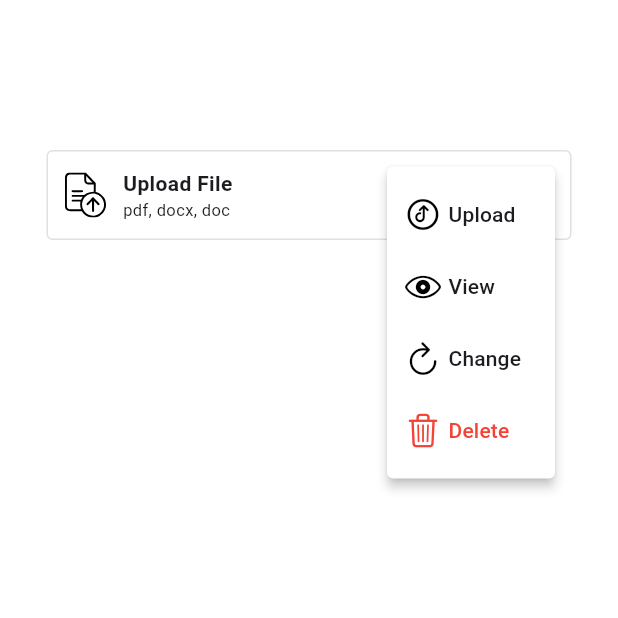
After one commit to ZakariaAlkaldi/flutter_logic, a Flutter app: the UploadFile screen opened directly, after a tap on the "more vert" icon, on a phone screen of 412 x 824 dp, the top half of it. The commit adds this screen. Run offline on Flutter 3.47's test engine with Material 3 defaults, Android fonts, the phone set to English and light mode, and no system bars; our stand-ins replace file_picker, flutter_svg, image_picker, open_file, video_player.

Commit message:
Finish the uplaod file with its methods (uplaod - view - change - delete

```diff
--- a/lib/root.dart
+++ b/lib/root.dart
@@ -3,9 +3,10 @@ import 'package:flutter_logic/screens/multi_image_select.dart';
 import 'package:flutter_logic/screens/multi_selection.dart';
 import 'package:flutter_logic/screens/single_selection.dart';
 import 'package:flutter_logic/screens/toggle_selection.dart';
+import 'package:flutter_logic/screens/upload_file.dart';
 import 'package:flutter_logic/screens/upload_image.dart';
-import 'package:flutter_logic/upload_multi_imgs.dart';
-import 'package:flutter_logic/upload_video.dart';
+import 'package:flutter_logic/screens/upload_multi_imgs.dart';
+import 'package:flutter_logic/screens/upload_video.dart';
 
 class Root extends StatefulWidget {
   const Root({super.key});
@@ -24,6 +25,7 @@ class _RootState extends State<Root> {
     UploadImage(),
     UploadMultiImgs(),
     UploadVideo(),
+    UploadFile(),
   ];
   int selectedIndex = 0;
 
--- /dev/null
+++ b/lib/screens/upload_file.dart
@@ -0,0 +1,150 @@
+import 'package:file_picker/file_picker.dart';
+import 'package:flutter/cupertino.dart';
+import 'package:flutter/material.dart';
+import 'package:flutter_svg/svg.dart';
+import 'package:open_file/open_file.dart';
+
+class UploadFile extends StatefulWidget {
+  const UploadFile({super.key});
+
+  @override
+  State<UploadFile> createState() => _UploadFileState();
+}
+
+class _UploadFileState extends State<UploadFile> {
+  String? _fileName;
+  String? _filePath;
+
+  Future<void> _pickFile() async {
+    final file = await FilePicker.pickFiles(
+      type: FileType.custom,
+      allowedExtensions: ['pdf', 'docx', 'doc'],
+    );
+
+    if (file != null && file.files.single.name.isNotEmpty) {
+      setState(() {
+        _fileName = file.files.single.name;
+        _filePath = file.files.single.path;
+      });
+    }
+  }
+
+  String _isLong(String text) {
+    if (text.length <= 20) {
+      return text;
+    } else {
+      return "${text.substring(0, 20)}...";
+    }
+  }
+
+  void _openFile(String? path) {
+    OpenFile.open(path);
+  }
+
+  @override
+  Widget build(BuildContext context) {
+    return Scaffold(
+      backgroundColor: Colors.white,
+      body: Center(
+        child: Column(
+          children: [
+            SizedBox(height: 100),
+            Container(
+              height: 60,
+              width: 350,
+              decoration: BoxDecoration(
+                borderRadius: BorderRadius.circular(4),
+                border: Border.all(color: Colors.black12),
+              ),
+              child: Padding(
+                padding: const EdgeInsets.all(10),
+                child: Row(
+                  children: [
+                    SvgPicture.asset(width: 30, "assets/Svgs/file.svg"),
+                    SizedBox(width: 10),
+                    Column(
+                      mainAxisAlignment: MainAxisAlignment.center,
+                      crossAxisAlignment: CrossAxisAlignment.start,
+                      children: [
+                        Text(
+                          _fileName == null
+                              ? "Upload File"
+                              : _isLong("$_fileName"),
+                          style: TextStyle(fontWeight: FontWeight.bold),
+                        ),
+                        Text('pdf, docx, doc ', style: TextStyle(fontSize: 11)),
+                      ],
+                    ),
+                    Spacer(),
+                    PopupMenuButton(
+                      color: Colors.white,
+                      itemBuilder: (context) {
+                        return [
+                          PopupMenuItem(
+                            onTap: _pickFile,
+                            child: Row(
+                              children: [
+                                Icon(
+                                  CupertinoIcons.upload_circle,
+                                  color: Colors.black,
+                                ),
+                                SizedBox(width: 5),
+                                Text("Upload"),
+                              ],
+                            ),
+                          ),
+                          PopupMenuItem(
+                            onTap: () => _openFile(_filePath),
+                            child: Row(
+                              children: [
+                                Icon(CupertinoIcons.eye, color: Colors.black),
+                                SizedBox(width: 5),
+                                Text('View'),
+                              ],
+                            ),
+                          ),
+                          PopupMenuItem(
+                            onTap: _pickFile,
+                            child: Row(
+                              children: [
+                                Icon(
+                                  CupertinoIcons.refresh,
+                                  color: Colors.black,
+                                ),
+                                SizedBox(width: 5),
+                                Text('Change'),
+                              ],
+                            ),
+                          ),
+                          PopupMenuItem(
+                            onTap: () {
+                              setState(() {
+                                _fileName = null;
+                                _filePath = null;
+                              });
+                            },
+                            child: Row(
+                              children: [
+                                Icon(CupertinoIcons.delete, color: Colors.red),
+                                SizedBox(width: 5),
+                                Text(
+                                  'Delete',
+                                  style: TextStyle(color: Colors.red),
+                                ),
+                              ],
+                            ),
+                          ),
+                        ];
+                      },
+                    ),
+
+                  ],
+                ),
+              ),
+            ),
+          ],
+        ),
+      ),
+    );
+  }
+}
--- a/lib/upload_video.dart
+++ b/lib/screens/upload_video.dart
@@ -40,7 +40,9 @@ class _UploadVideoState extends State<UploadVideo> {
 
   @override
   void dispose() {
-    _controller!.dispose();
+    if (_controller != null) {
+      _controller!.dispose();
+    }
     super.dispose();
   }
 
--- a/pubspec.yaml
+++ b/pubspec.yaml
@@ -36,6 +36,9 @@ dependencies:
   cupertino_icons: ^1.0.8
   image_picker: ^1.2.3
   video_player: ^2.11.1
+  flutter_svg: ^2.3.0
+  file_picker: ^11.0.2
+  open_file: ^4.0.0
 
 dev_dependencies:
   flutter_test:
@@ -60,6 +63,7 @@ flutter:
 
   assets:
     - assets/animals/
+    - assets/Svgs/
 
   # An image asset can refer to one or more resolution-specific "variants", see
   # https://flutter.dev/to/resolution-aware-images
```
Also changed, not shown: assets/Svgs/file.svg (added), assets/Svgs/img.svg (added), lib/screens/upload_multi_imgs.dart (renamed from lib/upload_multi_imgs.dart), pubspec.lock, 3 other files.
